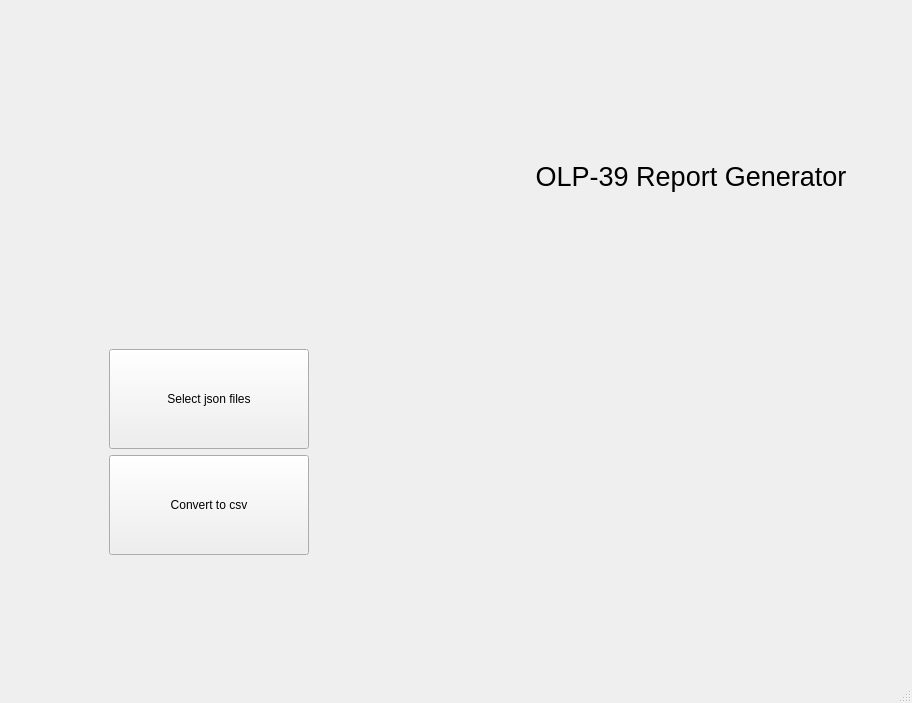
Qt form JsonConverter/ui/window.ui (gaaiuss/VIAVI) before a commit.
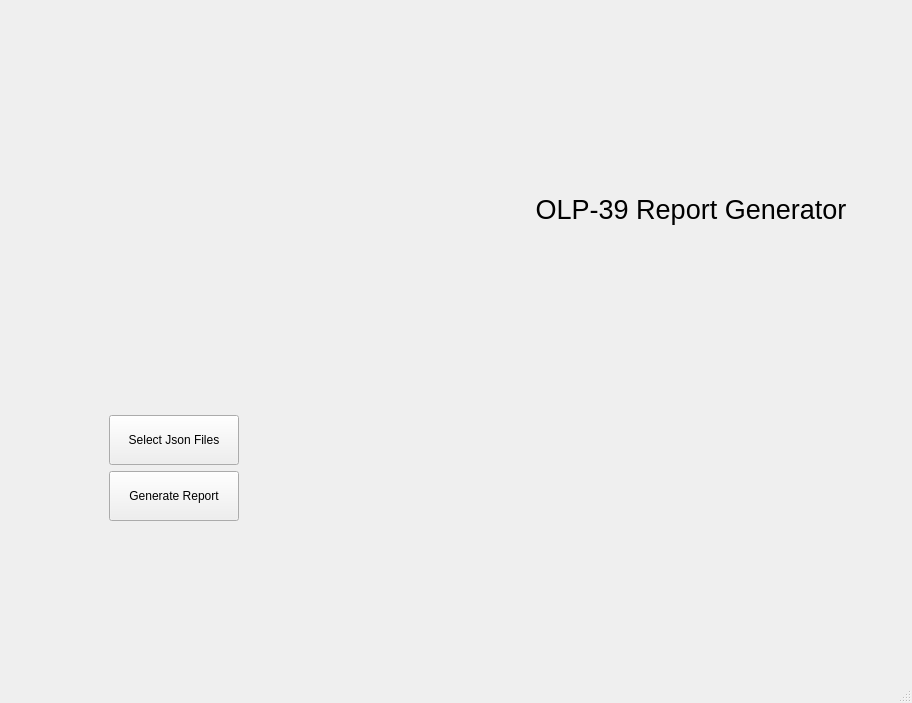
The same form after that commit. Icons and pictures are not drawn.

The edit to the form file:
```diff
--- a/JsonConverter/ui/window.ui
+++ b/JsonConverter/ui/window.ui
@@ -10,62 +10,42 @@
     <height>703</height>
    </rect>
   </property>
+  <property name="sizePolicy">
+   <sizepolicy hsizetype="Fixed" vsizetype="Fixed">
+    <horstretch>0</horstretch>
+    <verstretch>0</verstretch>
+   </sizepolicy>
+  </property>
   <property name="windowTitle">
    <string>VIAVI OLP-39 Report Generator</string>
   </property>
   <widget class="QWidget" name="centralwidget">
+   <property name="sizePolicy">
+    <sizepolicy hsizetype="Fixed" vsizetype="Fixed">
+     <horstretch>0</horstretch>
+     <verstretch>0</verstretch>
+    </sizepolicy>
+   </property>
    <layout class="QHBoxLayout" name="horizontalLayout">
     <item>
      <layout class="QGridLayout" name="mainGrid">
+      <property name="sizeConstraint">
+       <enum>QLayout::SizeConstraint::SetFixedSize</enum>
+      </property>
       <property name="leftMargin">
        <number>0</number>
       </property>
       <item row="2" column="0">
        <layout class="QGridLayout" name="buttonsGrid">
+        <property name="sizeConstraint">
+         <enum>QLayout::SizeConstraint::SetFixedSize</enum>
+        </property>
         <property name="leftMargin">
          <number>100</number>
         </property>
         <property name="horizontalSpacing">
          <number>50</number>
         </property>
-        <item row="1" column="0">
-         <widget class="QPushButton" name="convertButton">
-          <property name="minimumSize">
-           <size>
-            <width>0</width>
-            <height>100</height>
-           </size>
-          </property>
-          <property name="maximumSize">
-           <size>
-            <width>200</width>
-            <height>16777215</height>
-           </size>
-          </property>
-          <property name="text">
-           <string>Convert to csv</string>
-          </property>
-         </widget>
-        </item>
-        <item row="0" column="0">
-         <widget class="QPushButton" name="selectButton">
-          <property name="minimumSize">
-           <size>
-            <width>0</width>
-            <height>100</height>
-           </size>
-          </property>
-          <property name="maximumSize">
-           <size>
-            <width>200</width>
-            <height>16777215</height>
-           </size>
-          </property>
-          <property name="text">
-           <string>Select json files</string>
-          </property>
-         </widget>
-        </item>
         <item row="0" column="1">
          <widget class="QLabel" name="selectedFilesLabel">
           <property name="text">
@@ -73,6 +53,50 @@
           </property>
          </widget>
         </item>
+        <item row="0" column="0">
+         <widget class="QPushButton" name="selectButton">
+          <property name="sizePolicy">
+           <sizepolicy hsizetype="Minimum" vsizetype="Fixed">
+            <horstretch>0</horstretch>
+            <verstretch>0</verstretch>
+           </sizepolicy>
+          </property>
+          <property name="minimumSize">
+           <size>
+            <width>50</width>
+            <height>50</height>
+           </size>
+          </property>
+          <property name="maximumSize">
+           <size>
+            <width>200</width>
+            <height>16777215</height>
+           </size>
+          </property>
+          <property name="text">
+           <string>Select Json Files</string>
+          </property>
+         </widget>
+        </item>
+        <item row="1" column="0">
+         <widget class="QPushButton" name="convertButton">
+          <property name="minimumSize">
+           <size>
+            <width>0</width>
+            <height>50</height>
+           </size>
+          </property>
+          <property name="maximumSize">
+           <size>
+            <width>130</width>
+            <height>16777215</height>
+           </size>
+          </property>
+          <property name="text">
+           <string>Generate Report</string>
+          </property>
+         </widget>
+        </item>
         <item row="1" column="1">
          <widget class="QLabel" name="savedReportPath">
           <property name="text">
@@ -87,6 +111,9 @@
         <property name="spacing">
          <number>50</number>
         </property>
+        <property name="sizeConstraint">
+         <enum>QLayout::SizeConstraint::SetFixedSize</enum>
+        </property>
         <property name="leftMargin">
          <number>20</number>
         </property>
```
